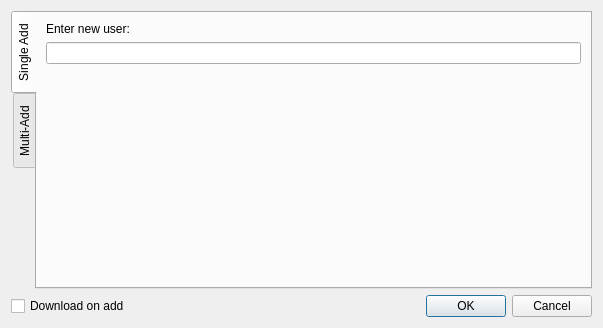
Qt form Resources/ui_files/add_reddit_object_dialog.ui (MalloyDelacroix/DownloaderForReddit) before a commit.
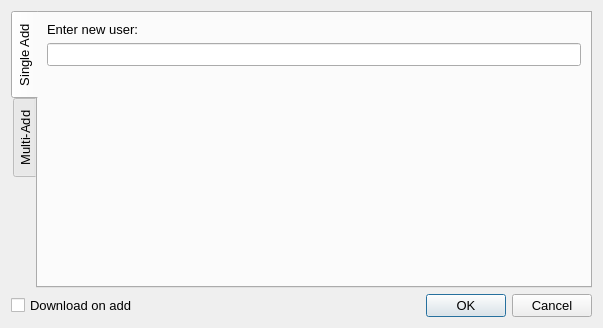
The same form after that commit. Icons and pictures are not drawn.

Commit message: Fix add_reddit_object_gui font

Patch:
```diff
--- a/Resources/ui_files/add_reddit_object_dialog.ui
+++ b/Resources/ui_files/add_reddit_object_dialog.ui
@@ -17,6 +17,11 @@
    <iconset>
     <normaloff>../images/add.png</normaloff>../images/add.png</iconset>
   </property>
+  <property name="font">
+    <font>
+      <pointsize>10</pointsize>
+    </font>
+  </property>
   <layout class="QVBoxLayout" name="verticalLayout_3">
    <item>
     <widget class="QTabWidget" name="tab_widget">
```
The commit also changes 1 other file.
